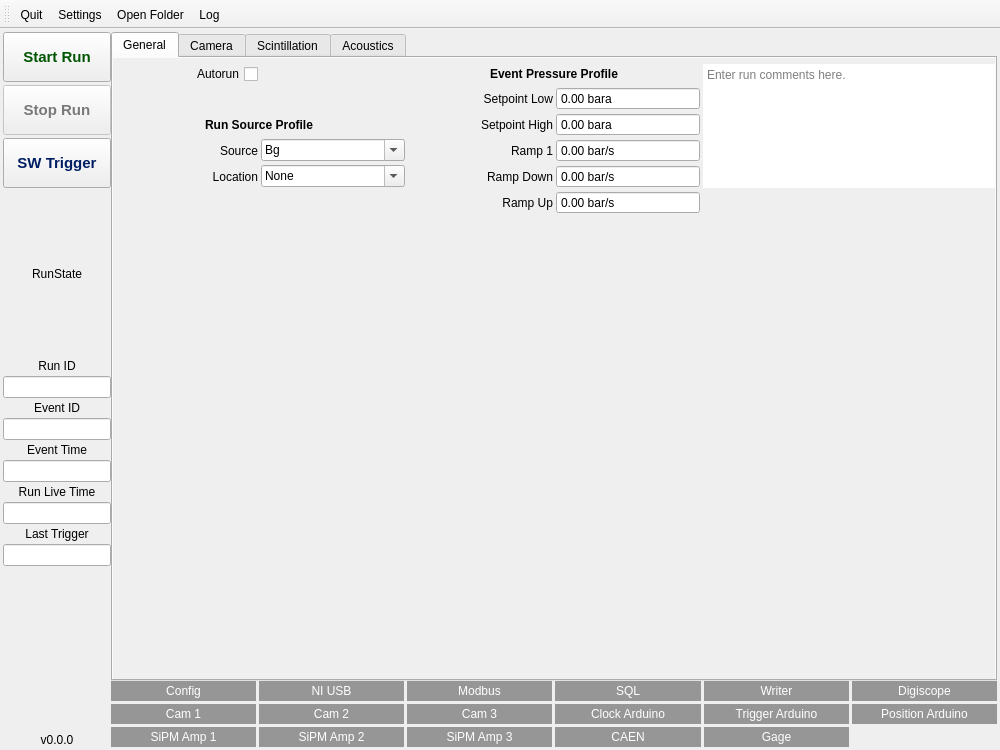
Above: ui/mainwindow.ui from SBC-Collaboration/SBC-RunControl before the change. Below: the same form after it.
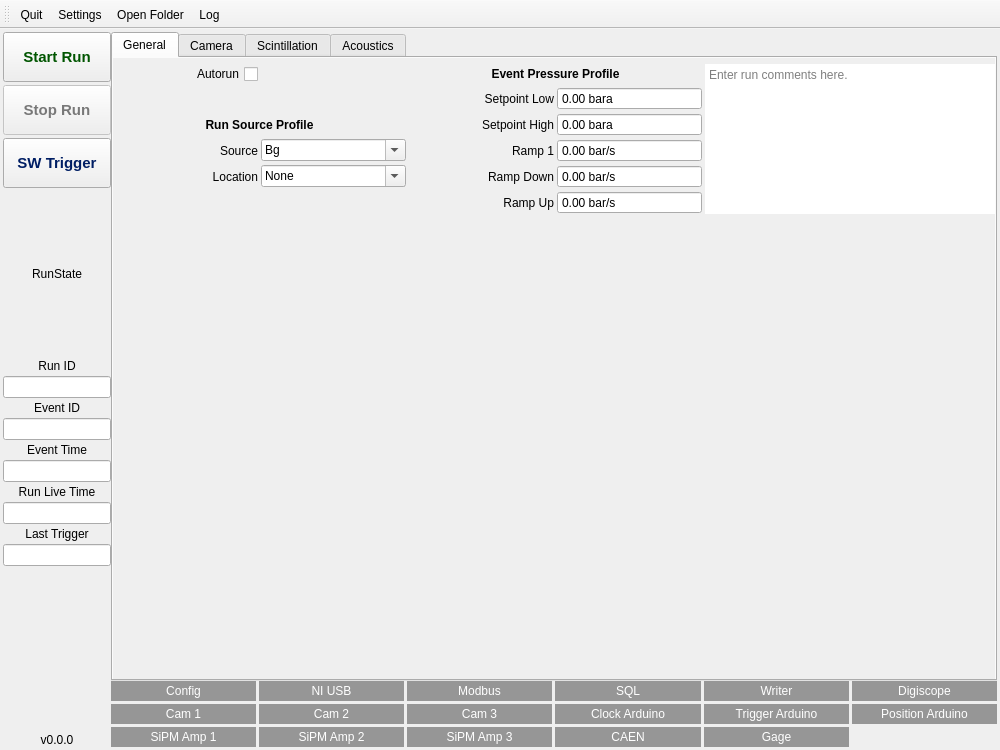
That is the form after the change. Icons and pictures are not drawn. Custom widgets are drawn as their Qt base class.

Commit message: Save SiPM bias offset as class variable.

```diff
--- a/ui/mainwindow.ui
+++ b/ui/mainwindow.ui
@@ -270,36 +270,6 @@
                   </item>
                  </widget>
                 </item>
-                <item row="0" column="4" rowspan="5" colspan="2">
-                 <widget class="QPlainTextEdit" name="comment_edit">
-                  <property name="sizePolicy">
-                   <sizepolicy hsizetype="Preferred" vsizetype="Preferred">
-                    <horstretch>0</horstretch>
-                    <verstretch>0</verstretch>
-                   </sizepolicy>
-                  </property>
-                  <property name="font">
-                   <font>
-                    <kerning>true</kerning>
-                   </font>
-                  </property>
-                  <property name="frameShape">
-                   <enum>QFrame::Shape::NoFrame</enum>
-                  </property>
-                  <property name="sizeAdjustPolicy">
-                   <enum>QAbstractScrollArea::SizeAdjustPolicy::AdjustToContents</enum>
-                  </property>
-                  <property name="textInteractionFlags">
-                   <set>Qt::TextInteractionFlag::LinksAccessibleByKeyboard|Qt::TextInteractionFlag::LinksAccessibleByMouse|Qt::TextInteractionFlag::TextBrowserInteraction|Qt::TextInteractionFlag::TextEditable|Qt::TextInteractionFlag::TextEditorInteraction|Qt::TextInteractionFlag::TextSelectableByKeyboard|Qt::TextInteractionFlag::TextSelectableByMouse</set>
-                  </property>
-                  <property name="backgroundVisible">
-                   <bool>false</bool>
-                  </property>
-                  <property name="placeholderText">
-                   <string>Enter run comments here.</string>
-                  </property>
-                 </widget>
-                </item>
                 <item row="1" column="2">
                  <widget class="QLabel" name="ev_pset_lo_label">
                   <property name="text">
@@ -591,6 +561,36 @@
                   </property>
                  </widget>
                 </item>
+                <item row="0" column="4" rowspan="6" colspan="2">
+                 <widget class="QPlainTextEdit" name="comment_edit">
+                  <property name="sizePolicy">
+                   <sizepolicy hsizetype="Preferred" vsizetype="Preferred">
+                    <horstretch>0</horstretch>
+                    <verstretch>0</verstretch>
+                   </sizepolicy>
+                  </property>
+                  <property name="font">
+                   <font>
+                    <kerning>true</kerning>
+                   </font>
+                  </property>
+                  <property name="frameShape">
+                   <enum>QFrame::Shape::NoFrame</enum>
+                  </property>
+                  <property name="sizeAdjustPolicy">
+                   <enum>QAbstractScrollArea::SizeAdjustPolicy::AdjustToContents</enum>
+                  </property>
+                  <property name="textInteractionFlags">
+                   <set>Qt::TextInteractionFlag::LinksAccessibleByKeyboard|Qt::TextInteractionFlag::LinksAccessibleByMouse|Qt::TextInteractionFlag::TextBrowserInteraction|Qt::TextInteractionFlag::TextEditable|Qt::TextInteractionFlag::TextEditorInteraction|Qt::TextInteractionFlag::TextSelectableByKeyboard|Qt::TextInteractionFlag::TextSelectableByMouse</set>
+                  </property>
+                  <property name="backgroundVisible">
+                   <bool>false</bool>
+                  </property>
+                  <property name="placeholderText">
+                   <string>Enter run comments here.</string>
+                  </property>
+                 </widget>
+                </item>
                </layout>
               </item>
               <item>
```
Left out of the diff: 12 changed lines with no effect on the pictures. The commit also changes 1 other file.
